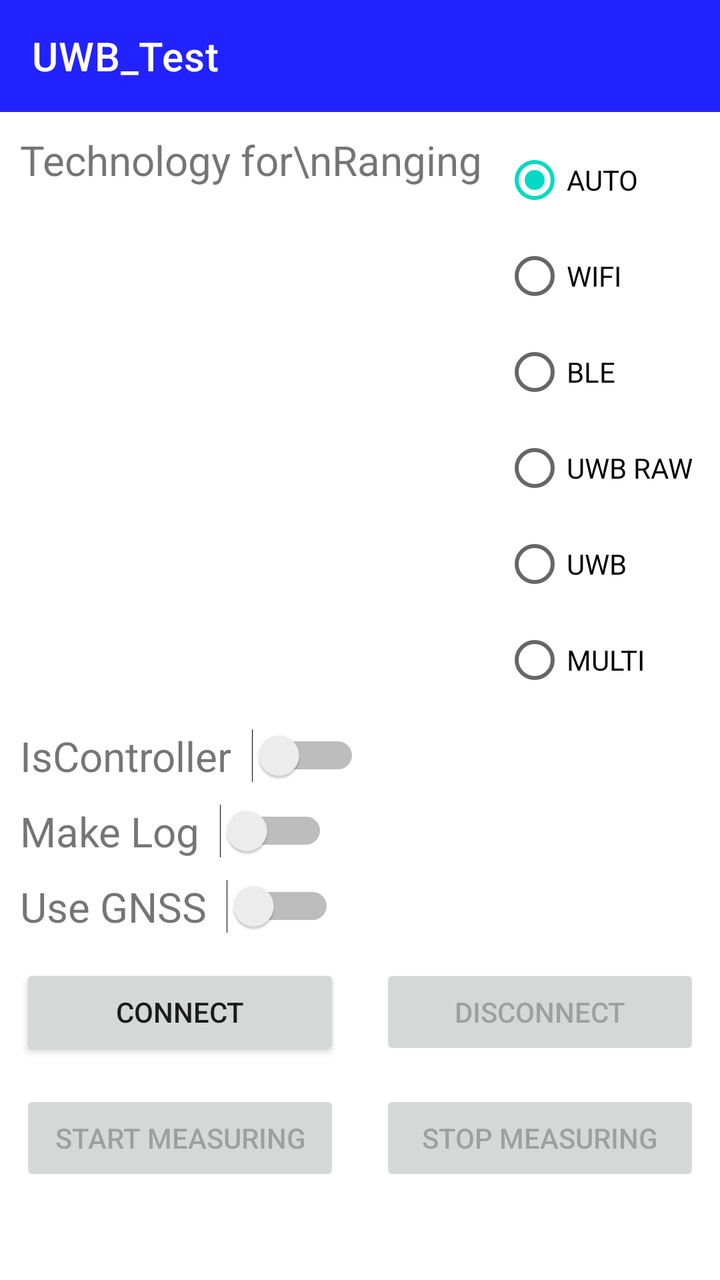
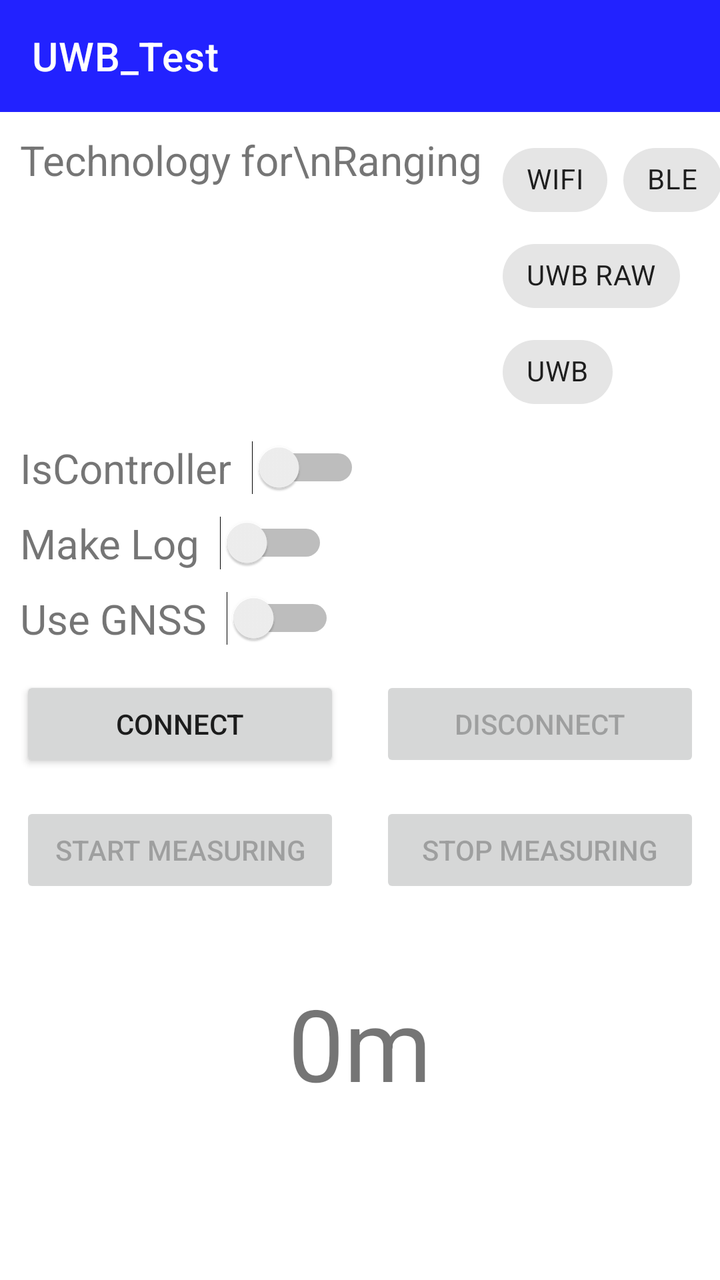

Two renders of the same Android screen: before a commit and after it. Below are the layout's source before the change and the commit's diff.
<!-- AndroidManifest.xml: activity theme Theme.UWB_Test.NoActionBar -->
<!-- res/layout/activity_main.xml -->
<?xml version="1.0" encoding="utf-8"?>
<androidx.coordinatorlayout.widget.CoordinatorLayout xmlns:android="http://schemas.android.com/apk/res/android"
    xmlns:app="http://schemas.android.com/apk/res-auto"
    xmlns:tools="http://schemas.android.com/tools"
    android:layout_width="match_parent"
    android:layout_height="match_parent"
    tools:context=".MainActivity">


    <androidx.constraintlayout.widget.ConstraintLayout
        android:id="@+id/constraintLayout"
        android:layout_width="match_parent"
        android:layout_height="match_parent">

        <com.google.android.material.appbar.AppBarLayout
            android:id="@+id/bar"
            android:layout_width="match_parent"
            android:layout_height="wrap_content"
            android:theme="@style/Theme.UWB_Test.AppBarOverlay"
            app:layout_constraintStart_toStartOf="parent"
            app:layout_constraintTop_toTopOf="parent">

            <androidx.appcompat.widget.Toolbar
                android:id="@+id/toolbar"
                android:layout_width="match_parent"
                android:layout_height="?attr/actionBarSize"
                android:background="?attr/colorPrimary"
                app:popupTheme="@style/Theme.UWB_Test.PopupOverlay"
                app:title="UWB_Test" />
        </com.google.android.material.appbar.AppBarLayout>




        <TextView
            android:id="@+id/tvTechnologyRanging"
            android:layout_width="wrap_content"
            android:layout_height="wrap_content"
            android:layout_marginStart="10dp"
            android:layout_marginTop="10dp"
            android:text="Technology for\nRanging"
            android:textSize="10pt"
            app:layout_constraintStart_toStartOf="parent"
            app:layout_constraintTop_toBottomOf="@+id/bar" />


        <RadioGroup
            android:id="@+id/rgTechnologyRanging"
            android:layout_width="wrap_content"
            android:layout_height="wrap_content"
            android:layout_marginStart="10dp"

            app:layout_constraintStart_toEndOf="@+id/tvTechnologyRanging"
            app:layout_constraintTop_toTopOf="@+id/tvTechnologyRanging" >

            <RadioButton
                android:id="@+id/rbTecRangAUTO"
                android:layout_width="wrap_content"
                android:layout_height="wrap_content"
                android:checked="true"
                android:text="AUTO" />
            <RadioButton android:id="@+id/rbTecRangWIFI"
                android:layout_width="wrap_content"
                android:layout_height="wrap_content"
                android:text="WIFI"/>
            <RadioButton android:id="@+id/rbTecRangBLE"
                android:layout_width="wrap_content"
                android:layout_height="wrap_content"
                android:text="BLE"/>
            <RadioButton android:id="@+id/rbTecRangUWBRAW"
                android:layout_width="wrap_content"
                android:layout_height="wrap_content"
                android:text="UWB RAW"/>
            <RadioButton android:id="@+id/rbTecRangUWB"
                android:layout_width="wrap_content"
                android:layout_height="wrap_content"
                android:text="UWB"/>
            <RadioButton android:id="@+id/rbTecRangMULTI"
                android:layout_width="wrap_content"
                android:layout_height="wrap_content"
                android:text="MULTI"/>
        </RadioGroup>
        <TextView
            android:id="@+id/tvIsController"
            android:layout_width="wrap_content"
            android:layout_height="wrap_content"
            android:layout_marginStart="10dp"
            android:layout_marginTop="10dp"
            android:text="IsController"
            android:textSize="10pt"
            app:layout_constraintStart_toStartOf="parent"
            app:layout_constraintTop_toBottomOf="@+id/rgTechnologyRanging" />


        <Switch
            android:id="@+id/swIsController"
            android:layout_width="wrap_content"
            android:layout_height="wrap_content"
            android:layout_marginStart="10dp"
            app:layout_constraintBottom_toBottomOf="@+id/tvIsController"
            app:layout_constraintStart_toEndOf="@+id/tvIsController"
            app:layout_constraintTop_toTopOf="@+id/tvIsController" />


        <TextView
            android:id="@+id/tvMakeLog"
            android:layout_width="wrap_content"
            android:layout_height="wrap_content"
            android:layout_marginStart="10dp"
            android:layout_marginTop="10dp"
            android:text="Make Log"
            android:textSize="10pt"
            app:layout_constraintStart_toStartOf="parent"
            app:layout_constraintTop_toBottomOf="@+id/tvIsController" />


        <Switch
            android:id="@+id/swMakeLog"
            android:layout_width="wrap_content"
            android:layout_height="wrap_content"
            android:layout_marginStart="10dp"
            app:layout_constraintBottom_toBottomOf="@+id/tvMakeLog"
            app:layout_constraintStart_toEndOf="@+id/tvMakeLog"
            app:layout_constraintTop_toTopOf="@+id/tvMakeLog" />

        <TextView
        android:id="@+id/tvUseGNSS"
        android:layout_width="wrap_content"
        android:layout_height="wrap_content"
        android:layout_marginStart="10dp"
        android:layout_marginTop="10dp"
        android:text="Use GNSS"
        android:textSize="10pt"
        app:layout_constraintStart_toStartOf="parent"
        app:layout_constraintTop_toBottomOf="@+id/tvMakeLog" />


        <Switch
            android:id="@+id/swUseGNSS"
            android:layout_width="wrap_content"
            android:layout_height="wrap_content"
            android:layout_marginStart="10dp"
            app:layout_constraintBottom_toBottomOf="@+id/tvUseGNSS"
            app:layout_constraintStart_toEndOf="@+id/tvUseGNSS"
            app:layout_constraintTop_toTopOf="@+id/tvUseGNSS" />

        <Button
            android:id="@+id/ConButton"
            android:layout_width="0dp"
            android:layout_height="wrap_content"
            android:layout_marginStart="10dp"
            android:layout_marginTop="15dp"
            android:layout_marginEnd="10dp"
            android:text="Connect"
            app:layout_constraintEnd_toStartOf="@+id/DConButton"
            app:layout_constraintStart_toStartOf="parent"
            app:layout_constraintTop_toBottomOf="@+id/tvUseGNSS" />

        <Button
            android:id="@+id/DConButton"
            android:layout_width="0dp"
            android:layout_height="0dp"
            android:layout_marginStart="10dp"

            android:layout_marginEnd="10dp"
            android:text="Disconnect"
            android:enabled="false"
            app:layout_constraintEnd_toEndOf="parent"
            app:layout_constraintStart_toEndOf="@+id/ConButton"
            app:layout_constraintTop_toTopOf="@+id/ConButton"
            app:layout_constraintBottom_toBottomOf="@+id/ConButton"/>
        <Button
            android:id="@+id/StartMsgBtn"
            android:layout_width="0dp"
            android:layout_height="wrap_content"
            android:layout_marginStart="10dp"
            android:layout_marginTop="15dp"
            android:layout_marginEnd="0dp"
            android:text="Start Measuring"
            android:enabled="false"
            app:layout_constraintEnd_toEndOf="@+id/ConButton"
            app:layout_constraintStart_toStartOf="parent"
            app:layout_constraintTop_toBottomOf="@+id/ConButton" />

        <Button
            android:id="@+id/StopMsgBtn"
            android:layout_width="0dp"
            android:layout_height="0dp"
            android:layout_marginStart="0dp"

            android:layout_marginEnd="10dp"
            android:text="Stop Measuring"
            android:enabled="false"
            app:layout_constraintEnd_toEndOf="parent"
            app:layout_constraintStart_toStartOf="@+id/DConButton"
            app:layout_constraintTop_toTopOf="@+id/StartMsgBtn"
            app:layout_constraintBottom_toBottomOf="@+id/StartMsgBtn"/>

        <TextView
            android:id="@+id/rangeDisplay"
            android:layout_width="wrap_content"
            android:layout_height="wrap_content"
            android:layout_marginTop="10dp"
            android:text="0m"
            android:textSize="50sp"
            app:layout_anchorGravity="center"
            app:layout_constraintEnd_toEndOf="parent"
            app:layout_constraintStart_toStartOf="parent"
            app:layout_constraintTop_toBottomOf="@+id/exception" />

        <TextView
            android:id="@+id/exception"
            android:layout_width="match_parent"
            android:layout_height="wrap_content"
            android:layout_marginTop="10dp"
            android:text=""
            app:layout_constraintEnd_toEndOf="parent"
            app:layout_constraintStart_toStartOf="parent"
            app:layout_constraintTop_toBottomOf="@+id/StartMsgBtn" />




    </androidx.constraintlayout.widget.ConstraintLayout>



</androidx.coordinatorlayout.widget.CoordinatorLayout>
<!-- resources referenced by this layout -->
<resources>
  <style name="Theme.UWB_Test.AppBarOverlay" parent="ThemeOverlay.AppCompat.Dark.ActionBar" />
  <style name="Theme.UWB_Test.PopupOverlay" parent="ThemeOverlay.AppCompat.Light" />
  <style name="Theme.UWB_Test.NoActionBar">
          <item name="windowActionBar">false</item>
          <item name="windowNoTitle">true</item>
      </style>
</resources>

<!-- the commit's change to res/layout/activity_main.xml (unified diff, before → after) -->
@@ -44,42 +44,61 @@
             app:layout_constraintTop_toBottomOf="@+id/bar" />
 
 
-        <RadioGroup
+        <com.google.android.material.chip.ChipGroup
             android:id="@+id/rgTechnologyRanging"
-            android:layout_width="wrap_content"
-            android:layout_height="wrap_content"
-            android:layout_marginStart="10dp"
-
+            android:layout_width="120dp"
+            android:layout_height="wrap_content"
+            android:layout_marginStart="10dp"
+
+            app:layout_constraintStart_toEndOf="@+id/tvTechnologyRanging"
+            app:layout_constraintTop_toTopOf="@+id/tvTechnologyRanging"
+            app:singleLine="false"
+            app:singleSelection="false">
+
+            <com.google.android.material.chip.Chip
+                android:id="@+id/rbTecRangWIFI"
+                android:layout_width="wrap_content"
+                android:layout_height="wrap_content"
+                android:checkable="true"
+                android:text="WIFI" />
+
+            <com.google.android.material.chip.Chip
+                android:id="@+id/rbTecRangBLE"
+                android:layout_width="wrap_content"
+                android:layout_height="wrap_content"
+                android:checkable="true"
+                android:text="BLE" />
+
+            <com.google.android.material.chip.Chip
+                android:id="@+id/rbTecRangUWBRAW"
+                android:layout_width="wrap_content"
+                android:layout_height="wrap_content"
+                android:checkable="true"
+                android:text="UWB RAW" />
+
+            <com.google.android.material.chip.Chip
+                android:id="@+id/rbTecRangUWB"
+                android:layout_width="wrap_content"
+                android:layout_height="wrap_content"
+                android:checkable="true"
+                android:text="UWB" />
+
+
+        </com.google.android.material.chip.ChipGroup>
+
+        <LinearLayout
+            android:id="@+id/llTechnologyRanging"
+            android:layout_width="wrap_content"
+            android:layout_height="wrap_content"
+            android:layout_marginStart="10dp"
+
+            android:orientation="vertical"
             app:layout_constraintStart_toEndOf="@+id/tvTechnologyRanging"
             app:layout_constraintTop_toTopOf="@+id/tvTechnologyRanging" >
 
-            <RadioButton
-                android:id="@+id/rbTecRangAUTO"
-                android:layout_width="wrap_content"
-                android:layout_height="wrap_content"
-                android:checked="true"
-                android:text="AUTO" />
-            <RadioButton android:id="@+id/rbTecRangWIFI"
-                android:layout_width="wrap_content"
-                android:layout_height="wrap_content"
-                android:text="WIFI"/>
-            <RadioButton android:id="@+id/rbTecRangBLE"
-                android:layout_width="wrap_content"
-                android:layout_height="wrap_content"
-                android:text="BLE"/>
-            <RadioButton android:id="@+id/rbTecRangUWBRAW"
-                android:layout_width="wrap_content"
-                android:layout_height="wrap_content"
-                android:text="UWB RAW"/>
-            <RadioButton android:id="@+id/rbTecRangUWB"
-                android:layout_width="wrap_content"
-                android:layout_height="wrap_content"
-                android:text="UWB"/>
-            <RadioButton android:id="@+id/rbTecRangMULTI"
-                android:layout_width="wrap_content"
-                android:layout_height="wrap_content"
-                android:text="MULTI"/>
-        </RadioGroup>
+        </LinearLayout>
+
+
         <TextView
             android:id="@+id/tvIsController"
             android:layout_width="wrap_content"
@@ -225,4 +244,5 @@
 
 
 
+
 </androidx.coordinatorlayout.widget.CoordinatorLayout>
